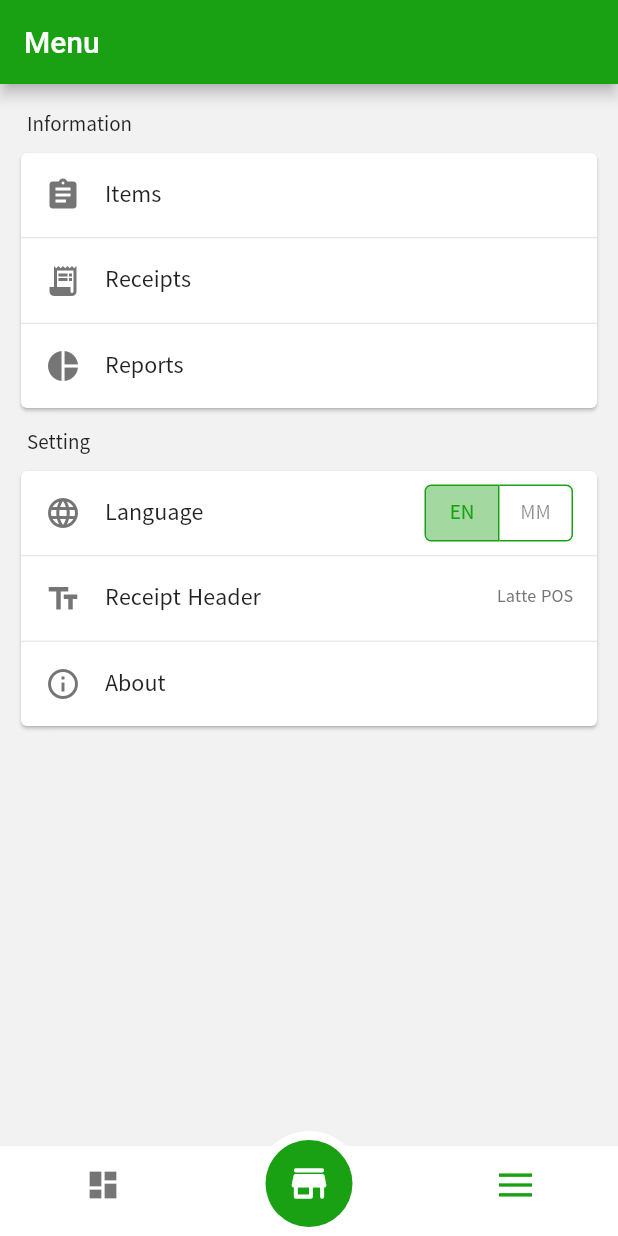
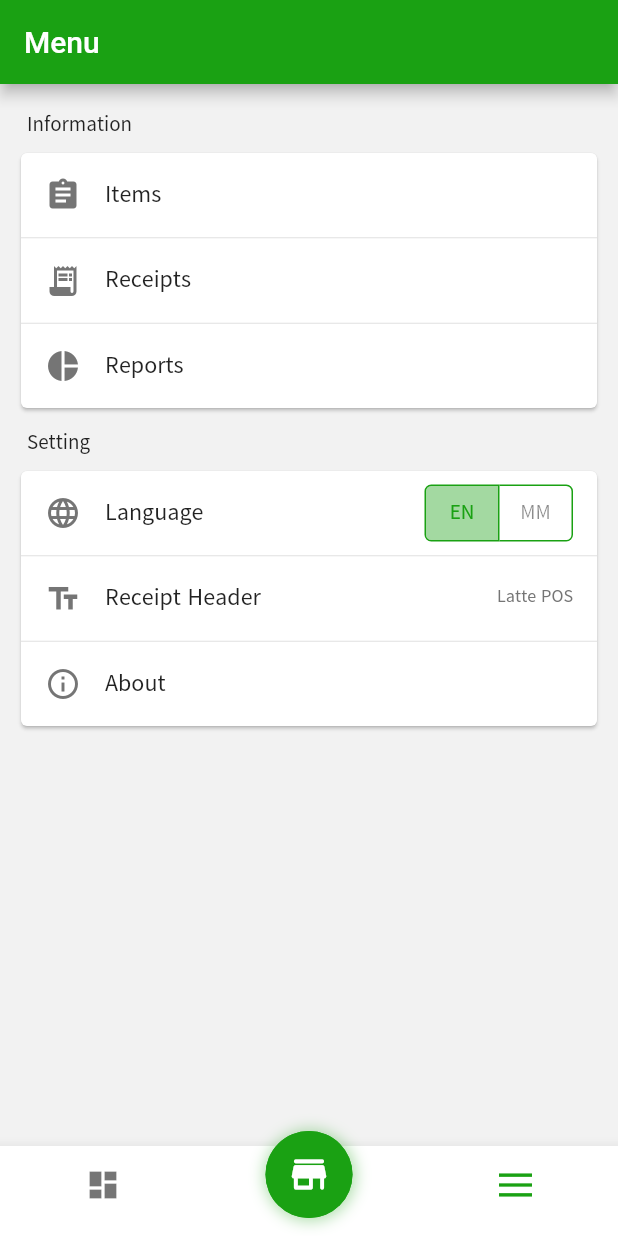
Before and after one commit to phyohtetarkar/flutter-pos-app, a Flutter app: the MenuPage screen opened directly, on a phone screen of 412 x 824 dp. Run offline on Flutter 3.47's test engine with Material 2 defaults, Android fonts, the phone set to English and light mode, and no system bars; our stand-ins replace badges, dotted_line, fl_chart, font_awesome_flutter, image_picker, moor and 2 more; missing offline and left inert: barcode_scan; accounts and stored records are empty; generated files the repository leaves out were written again.

Commit message:
update ui

```diff
--- a/lib/common/custom/pos_bottom_navigation_bar.dart
+++ b/lib/common/custom/pos_bottom_navigation_bar.dart
@@ -54,7 +54,6 @@ class POSBottomNavigationBar extends StatelessWidget {
     const menuImage = AssetImage("images/icons/menu.png");
 
     return BottomNavigationBar(
-      elevation: 0,
       backgroundColor: Colors.white,
       onTap: (index) => _navigate(context, index),
       currentIndex: currentIndex,
--- a/lib/menu/ui/menu_page.dart
+++ b/lib/menu/ui/menu_page.dart
@@ -1,3 +1,5 @@
+import 'dart:io';
+
 import 'package:flutter/material.dart';
 import 'package:latte_pos/common/custom.dart';
 import 'package:latte_pos/items/items_page.dart';
@@ -269,10 +271,20 @@ class _MenuPageState extends State<MenuPage> {
         ),
         SafeArea(
           child: Container(
-            padding: const EdgeInsets.all(6),
+            margin: EdgeInsets.only(
+              bottom: Platform.isAndroid ? 12 : 6,
+            ),
             decoration: ShapeDecoration(
-              color: Colors.white,
+              color: Theme.of(context).accentColor,
               shape: CircleBorder(),
+              shadows: [
+                BoxShadow(
+                  color: Theme.of(context).accentColor.withOpacity(0.35),
+                  blurRadius: 8,
+                  spreadRadius: 1.5,
+                  offset: Offset(0.6, 0.6),
+                ),
+              ],
             ),
             child: FlatButton(
               padding: const EdgeInsets.all(14),
```
Also changed, not shown: lib/sale/ui/sale_page.dart (+13 -3 lines), lib/summary/ui/summary_page.dart (+18 -8 lines).
